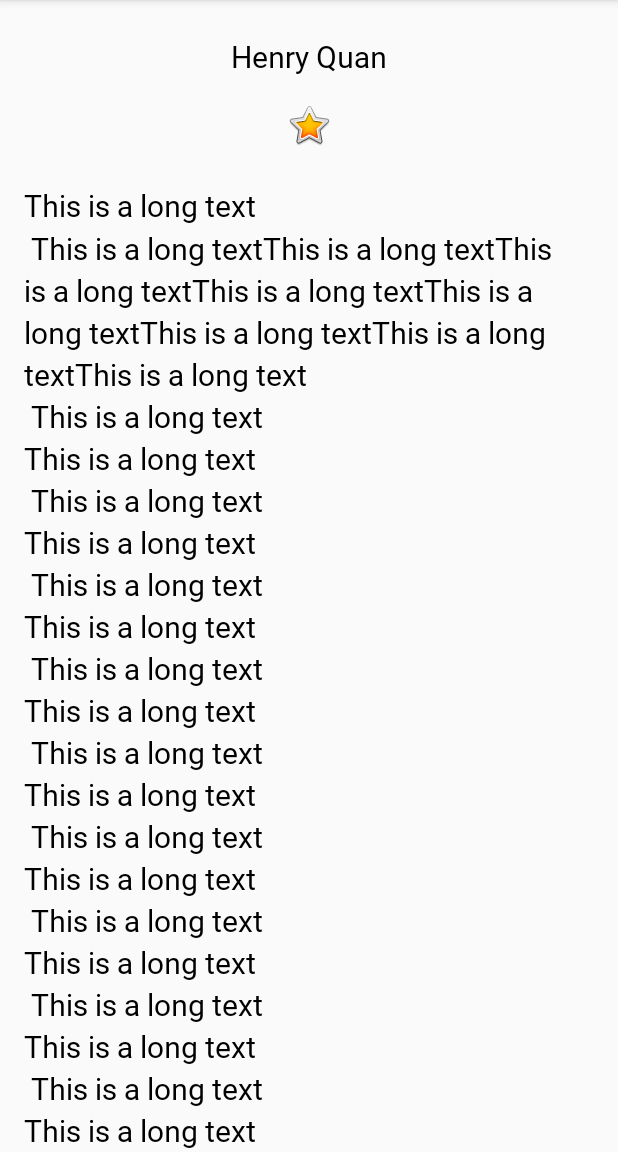
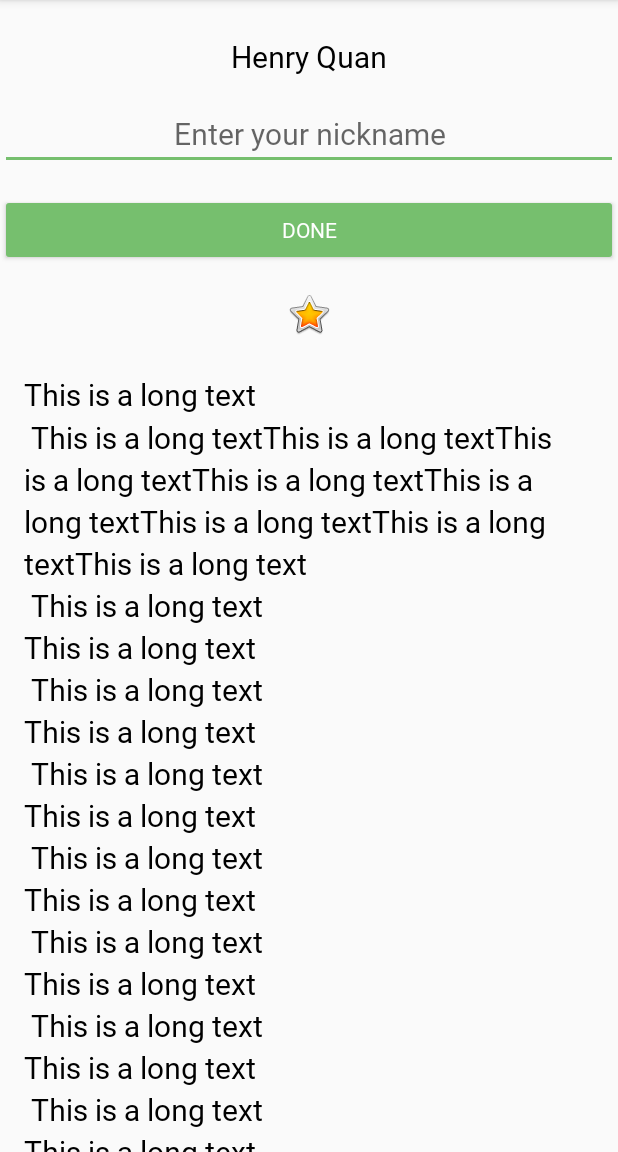
Before and after one commit to HenryQuan/mobile_app_development_training, an Android app: the screen it shows after launch (MainActivity), on a phone screen of 412 x 824 dp, the part 84-1236 px from its top. Run offline under Robolectric (Android 15) with nearby library versions, the phone set to English and light mode, and no system bars.

Commit message:
that's it for today

```diff
--- a/kotlin fundamentals/about-me/app/src/main/res/layout/activity_main.xml
+++ b/kotlin fundamentals/about-me/app/src/main/res/layout/activity_main.xml
@@ -14,6 +14,33 @@
         android:layout_height="wrap_content"
         android:text="@string/my_name"
         android:textAlignment="center" />
+
+    <EditText
+        android:id="@+id/nickname_edit"
+        style="@style/NameStyle"
+        android:layout_width="match_parent"
+        android:layout_height="wrap_content"
+        android:hint="@string/enter_your_nickname"
+        android:inputType="textPersonName|textImeMultiLine"
+        android:textAlignment="center" />
+
+    <Button
+        style="@style/Widget.AppCompat.Button.Colored"
+        android:layout_width="match_parent"
+        android:layout_height="wrap_content"
+        android:layout_gravity="center_horizontal"
+        android:layout_marginTop="@dimen/layout_margin"
+        android:fontFamily="@font/roboto"
+        android:text="@string/done" />
+
+    <TextView
+        android:id="@+id/nickname_text"
+        style="@style/NameStyle"
+        android:layout_width="match_parent"
+        android:layout_height="wrap_content"
+        android:textAlignment="center"
+        android:visibility="gone"
+        tools:text="Your nickname is displayed here" />
 
     <ImageView
         android:id="@+id/star_image"
--- a/kotlin fundamentals/about-me/app/src/main/res/values/colors.xml
+++ b/kotlin fundamentals/about-me/app/src/main/res/values/colors.xml
@@ -2,5 +2,5 @@
 <resources>
     <color name="colorPrimary">#6200EE</color>
     <color name="colorPrimaryDark">#3700B3</color>
-    <color name="colorAccent">#03DAC5</color>
+    <color name="colorAccent">#76bf6e</color>
 </resources>
--- a/kotlin fundamentals/about-me/app/src/main/res/values/strings.xml
+++ b/kotlin fundamentals/about-me/app/src/main/res/values/strings.xml
@@ -16,4 +16,6 @@
         This is a long text\nThis is a long text\n
         This is a long text\nThis is a long text\n
     </string>
+    <string name="enter_your_nickname">Enter your nickname</string>
+    <string name="done">Done</string>
 </resources>
```
